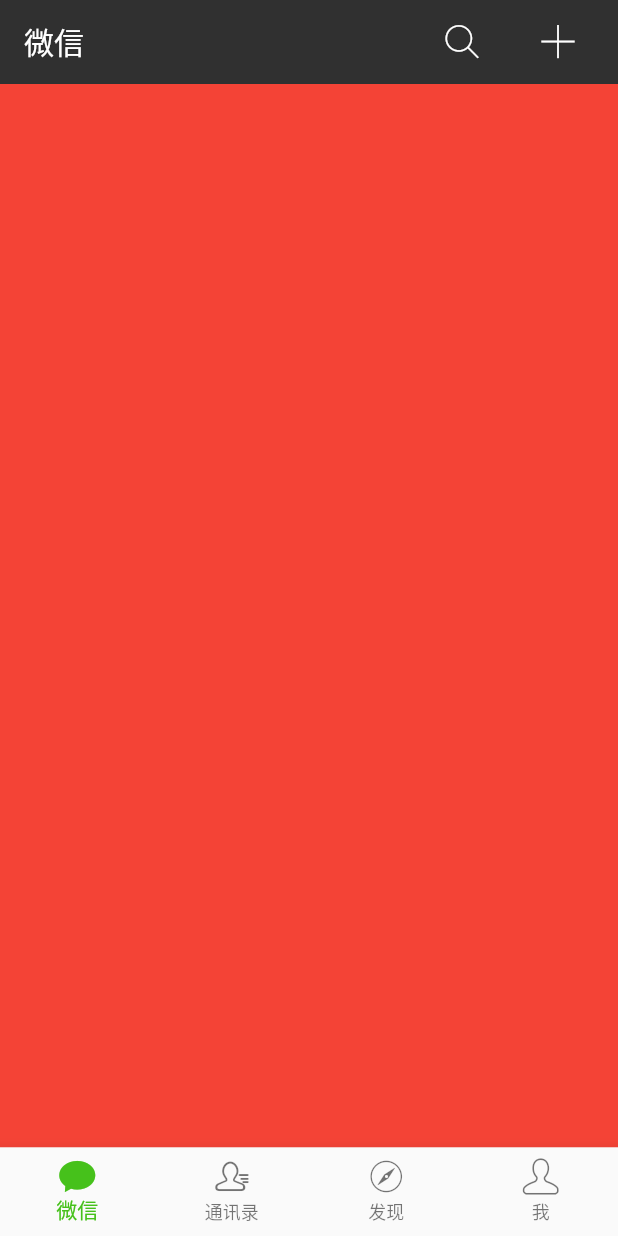
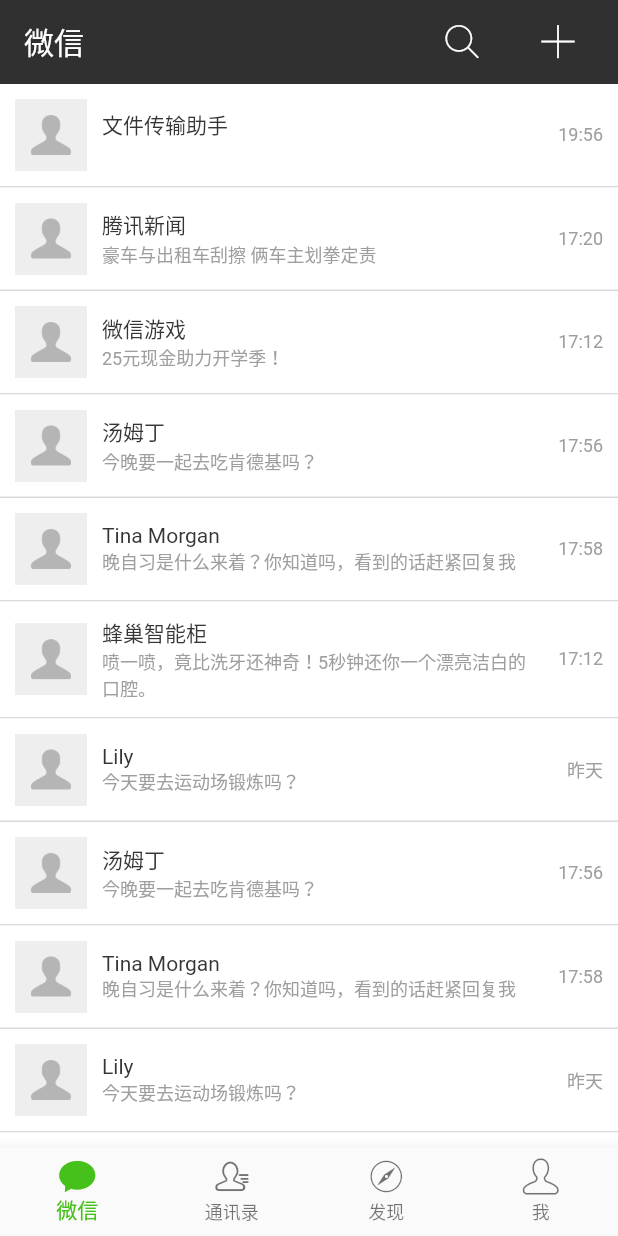
Before and after one commit to zhaoqiyin/wechat_clone, a Flutter app: the screen it shows after launch, on a phone screen of 412 x 824 dp. Run offline on Flutter 3.47's test engine with Material 2 defaults, Android fonts, the phone set to English and light mode, and no system bars.

Commit message:
增加会话列表页的UI

```diff
--- a/lib/constants.dart
+++ b/lib/constants.dart
@@ -1,10 +1,30 @@
+import 'package:flutter/material.dart';
+
 class AppColors {
   static const AppBarColor = 0xff303030;
   static const TabIconActive  = 0xff46c11b;
   static const TabIconNormal = 0xff999999;
   static const AppBarPopupMenuColor = 0xffffffff;
+  static const TitleTextColor = 0xff353535;
+  static const ConversationItemBg = 0xffffffff;
+  static const DesTextColor = 0xff9e9e9e;
+  static const DividerColor = 0xffd9d9d9;
+}
+
+class AppStyles {
+  static const TitleStyle = TextStyle(
+    fontSize: 14.0,
+    color: Color(AppColors.TitleTextColor)
+  );
+
+  static const DesStyle = TextStyle(
+    fontSize: 12.0,
+    color: Color(AppColors.DesTextColor)
+  );
 }
 
 class Constants {
   static const IconFontFamily = "appIconFont";
+  static const ConversationSize = 48.0;
+  static const DividerWidth = 1.0;
 }
--- /dev/null
+++ b/lib/home/conversation_page.dart
@@ -0,0 +1,71 @@
+import 'package:flutter/material.dart';
+
+import '../constants.dart' show AppColors, AppStyles, Constants;
+import '../modal/conversation.dart' show Conversation, mockConversation;
+
+class _ConversationItem extends StatelessWidget {
+  const _ConversationItem({Key key, this.conversation})
+    : assert(conversation != null),
+    super(key: key);
+
+  final Conversation conversation;
+
+  @override
+  Widget build(BuildContext context) {
+    return Container(
+      padding: const EdgeInsets.all(10.0),
+      decoration: BoxDecoration(
+        color: Color(AppColors.ConversationItemBg),
+        border: Border(
+          bottom: BorderSide(
+            color: Color(AppColors.DividerColor),
+            width: Constants.DividerWidth
+          ),
+        )
+      ),
+      child: Row(
+        crossAxisAlignment: CrossAxisAlignment.center,
+        children: <Widget>[
+          Image.asset(
+            'assets/images/default_nor_avatar.png',
+            width: Constants.ConversationSize,
+            height: Constants.ConversationSize,
+          ),
+          Container(width: 10.0),
+          Expanded(
+            child: Column(
+              crossAxisAlignment: CrossAxisAlignment.start,
+              children: <Widget>[
+                Text(conversation.title, style: AppStyles.TitleStyle),
+                Text(conversation.desc, style: AppStyles.DesStyle)
+              ],
+            ),
+          ),
+          Container(width: 10.0),
+          Column(
+            children: <Widget>[
+              Text(conversation.updateAt, style: AppStyles.DesStyle)
+            ],
+          )
+        ],
+      )
+    );
+  }
+}
+
+class ConversationPage extends StatefulWidget {
+  @override
+  _ConversationPageState createState() => _ConversationPageState();
+}
+
+class _ConversationPageState extends State<ConversationPage> {
+  @override
+  Widget build(BuildContext context) {
+    return ListView.builder(
+      itemBuilder: (BuildContext context, int index) {
+        return _ConversationItem(conversation: mockConversation[index]);
+      },
+      itemCount: mockConversation.length,
+    );
+  }
+}
--- a/lib/home/home_screen.dart
+++ b/lib/home/home_screen.dart
@@ -1,6 +1,8 @@
 import 'package:flutter/material.dart';
 
 import '../constants.dart' show Constants, AppColors;
+
+import './conversation_page.dart';
 
 enum ActionItems {
   GROUP_CHAT, ADD_FRIEND, QR_SCAN, PAYMENT
@@ -78,7 +80,7 @@ class _HomeScreenState extends State<HomeScreen> {
     ];
     _pageController =PageController(initialPage: _currentIndex);
     _pages = [
-      Container(color: Colors.red),
+      ConversationPage(),
       Container(color: Colors.green),
       Container(color: Colors.blue),
       Container(color: Colors.pink),
--- /dev/null
+++ b/lib/modal/conversation.dart
@@ -0,0 +1,128 @@
+import 'package:flutter/material.dart';
+
+import '../constants.dart' show AppColors;
+
+class Conversation {
+  const Conversation({
+    @required this.avatar,
+    @required this.title,
+    this.titleColor :AppColors.TitleTextColor,
+    this.desc,
+    @required this.updateAt,
+    this.isMute : false,
+    this.unreadMsgCount : 0,
+    this.displayDot : false
+  }) : assert(avatar != null),
+       assert(title != null),
+       assert(updateAt != null);
+
+  final String avatar;
+  final String title;
+  final String desc;
+  final String updateAt;
+  final bool isMute;
+  final int titleColor;
+  final int unreadMsgCount;
+  final bool displayDot;
+}
+
+const List<Conversation> mockConversation = [
+  const Conversation(
+      avatar: 'assets/images/ic_file_transfer.png',
+      title: '文件传输助手',
+      desc: '',
+      updateAt: '19:56',
+    ),
+    const Conversation(
+      avatar: 'assets/images/ic_tx_news.png',
+      title: '腾讯新闻',
+      desc: '豪车与出租车刮擦 俩车主划拳定责',
+      updateAt: '17:20',
+    ),
+    const Conversation(
+      avatar: 'assets/images/ic_wx_games.png',
+      title: '微信游戏',
+      titleColor: 0xff586b95,
+      desc: '25元现金助力开学季！',
+      updateAt: '17:12',
+    ),
+    const Conversation(
+      avatar: 'https://randomuser.me/api/portraits/men/10.jpg',
+      title: '汤姆丁',
+      desc: '今晚要一起去吃肯德基吗？',
+      updateAt: '17:56',
+      isMute: true,
+      unreadMsgCount: 0,
+    ),
+    const Conversation(
+      avatar: 'https://randomuser.me/api/portraits/women/10.jpg',
+      title: 'Tina Morgan',
+      desc: '晚自习是什么来着？你知道吗，看到的话赶紧回复我',
+      updateAt: '17:58',
+      isMute: false,
+      unreadMsgCount: 3,
+    ),
+    const Conversation(
+      avatar: 'assets/images/ic_fengchao.png',
+      title: '蜂巢智能柜',
+      titleColor: 0xff586b95,
+      desc: '喷一喷，竟比洗牙还神奇！5秒钟还你一个漂亮洁白的口腔。',
+      updateAt: '17:12',
+    ),
+    const Conversation(
+      avatar: 'https://randomuser.me/api/portraits/women/57.jpg',
+      title: 'Lily',
+      desc: '今天要去运动场锻炼吗？',
+      updateAt: '昨天',
+      isMute: false,
+      unreadMsgCount: 99,
+    ),
+    const Conversation(
+      avatar: 'https://randomuser.me/api/portraits/men/10.jpg',
+      title: '汤姆丁',
+      desc: '今晚要一起去吃肯德基吗？',
+      updateAt: '17:56',
+      isMute: true,
+      unreadMsgCount: 0,
+    ),
+    const Conversation(
+      avatar: 'https://randomuser.me/api/portraits/women/10.jpg',
+      title: 'Tina Morgan',
+      desc: '晚自习是什么来着？你知道吗，看到的话赶紧回复我',
+      updateAt: '17:58',
+      isMute: false,
+      unreadMsgCount: 3,
+    ),
+    const Conversation(
+      avatar: 'https://randomuser.me/api/portraits/women/57.jpg',
+      title: 'Lily',
+      desc: '今天要去运动场锻炼吗？',
+      updateAt: '昨天',
+      isMute: false,
+      unreadMsgCount: 0,
+    ),
+    const Conversation(
+      avatar: 'https://randomuser.me/api/portraits/men/10.jpg',
+      title: '汤姆丁',
+      desc: '今晚要一起去吃肯德基吗？',
+      updateAt: '17:56',
+      isMute: true,
+      unreadMsgCount: 0,
+    ),
+    const Conversation(
+      avatar: 'https://randomuser.me/api/portraits/women/10.jpg',
+      title: 'Tina Morgan',
+      desc: '晚自习是什么来着？你知道吗，看到的话赶紧回复我',
+      updateAt: '17:58',
+      isMute: false,
+      unreadMsgCount: 1,
+    ),
+    const Conversation(
+      avatar: 'https://randomuser.me/api/portraits/women/57.jpg',
+      title: 'Lily',
+      desc: '今天要去运动场锻炼吗？',
+      updateAt: '昨天',
+      isMute: false,
+      unreadMsgCount: 0,
+    ),
+];
```
Also changed, not shown: pubspec.yaml (+27 -32 lines).
